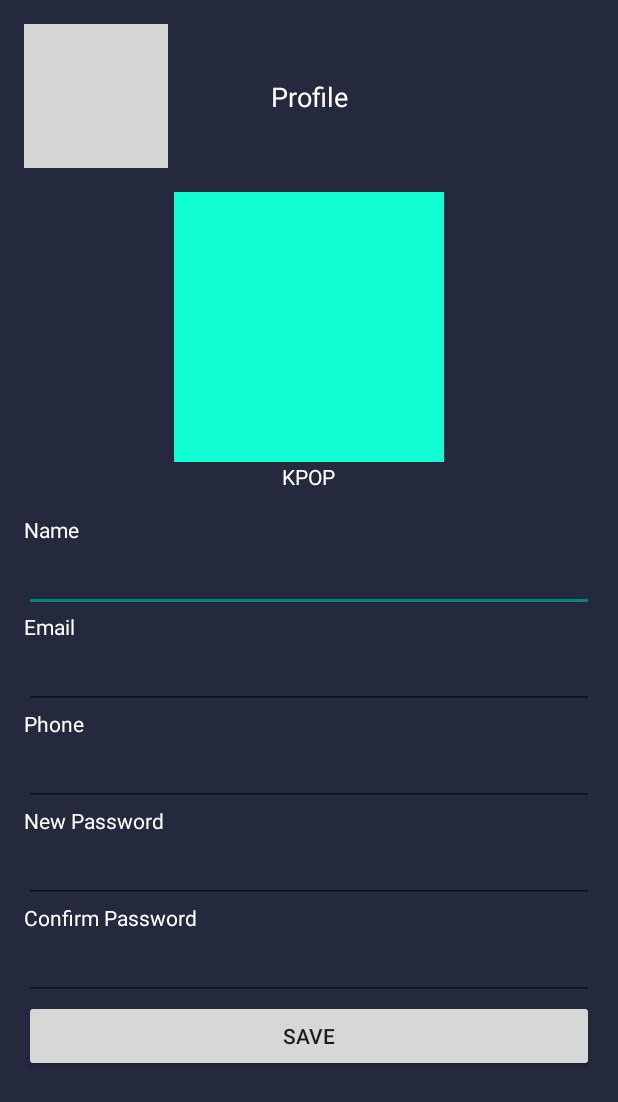
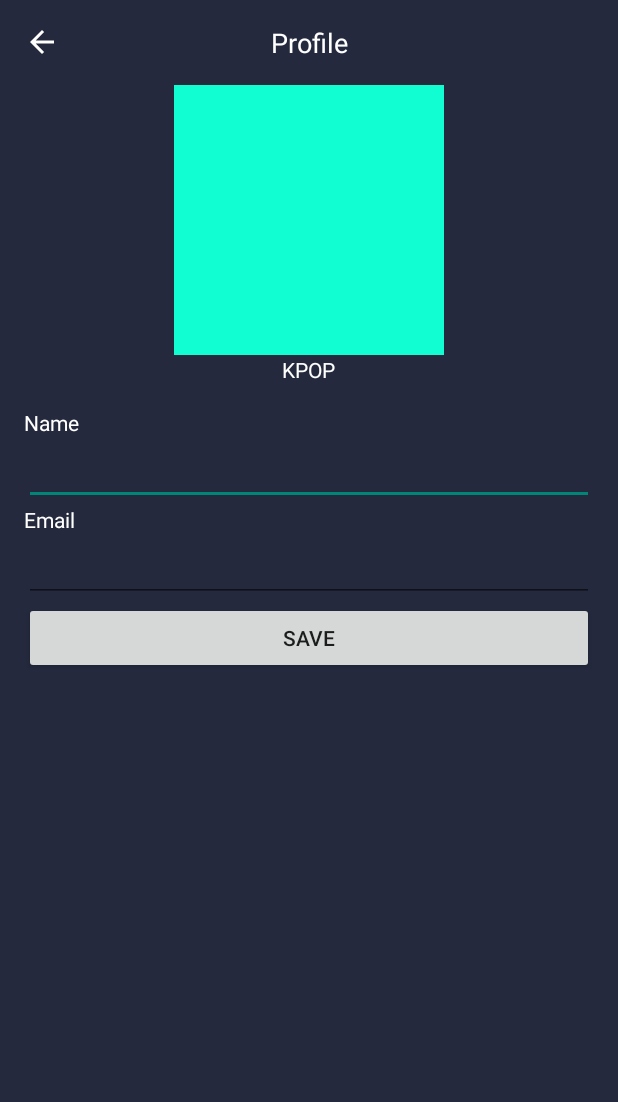
Before and after one commit to tphuyen/SoulSoundApp, an Android app: the layout activity_setting.xml on its own in the app's theme, with its tools: preview values and no code run, on a phone screen of 412 x 824 dp. Shown: the top 1102 px of the screen. Run offline under Robolectric (Android 15) with nearby library versions, the phone set to English and light mode, and no system bars; grey boxes are pictures that could not be loaded.

```diff
--- a/app/src/main/java/com/project/soulsoundapp/activity/SettingActivity.java
+++ b/app/src/main/java/com/project/soulsoundapp/activity/SettingActivity.java
@@ -11,7 +11,7 @@ import android.widget.ImageButton;
 import com.project.soulsoundapp.R;
 
 public class SettingActivity extends AppCompatActivity {
-    EditText etName, etEmail, etPhone, etPassword, etConfirmPassword;
+    EditText etName, etEmail;
 
     @Override
     protected void onCreate(Bundle savedInstanceState) {
@@ -36,11 +36,9 @@ public class SettingActivity extends AppCompatActivity {
     private void fillData() {
         etEmail = findViewById(R.id.etEmail);
         etName = findViewById(R.id.etName);
-        etPhone = findViewById(R.id.etPhone);
 
         etEmail.setText("example@gmail.com");
         etName.setText("John Doe");
-        etPhone.setText("1234567890");
     }
 
     private void handleSaveButton() {
@@ -50,15 +48,9 @@ public class SettingActivity extends AppCompatActivity {
             public void onClick(View v) {
                 etName = findViewById(R.id.etName);
                 etEmail = findViewById(R.id.etEmail);
-                etPhone = findViewById(R.id.etPhone);
-                etPassword = findViewById(R.id.etPassword);
-                etConfirmPassword = findViewById(R.id.etConfirmPassword);
 
                 String name = etName.getText().toString();
                 String email = etEmail.getText().toString();
-                String phone = etPhone.getText().toString();
-                String password = etPassword.getText().toString();
-                String confirmPassword = etConfirmPassword.getText().toString();
 
                 // Save the data to the database...
             }
--- a/app/src/main/res/layout/activity_setting.xml
+++ b/app/src/main/res/layout/activity_setting.xml
@@ -20,7 +20,7 @@
             android:id="@+id/ibBack"
             android:layout_width="wrap_content"
             android:layout_height="wrap_content"
-            android:background="@drawable/ic_baseline_arrow_back_24"
+            android:background="@drawable/ic_arrow_back"
             android:contentDescription="Back"
             app:layout_constraintStart_toStartOf="parent"
             app:layout_constraintTop_toTopOf="parent"
@@ -103,49 +103,6 @@
                     android:inputType="textEmailAddress"
                     android:textColor="@color/white"
                     tools:ignore="SpeakableTextPresentCheck,TouchTargetSizeCheck" />
-
-                <TextView
-                    android:layout_width="wrap_content"
-                    android:layout_height="wrap_content"
-                    android:text="Phone"
-                    android:textColor="@color/white" />
-
-                <EditText
-                    android:id="@+id/etPhone"
-                    android:layout_width="match_parent"
-                    android:layout_height="wrap_content"
-                    android:inputType="phone"
-                    android:textColor="@color/white"
-                    tools:ignore="SpeakableTextPresentCheck,TouchTargetSizeCheck" />
-
-                <TextView
-                    android:layout_width="wrap_content"
-                    android:layout_height="wrap_content"
-                    android:text="New Password"
-                    android:textColor="@color/white" />
-
-                <EditText
-                    android:id="@+id/etNewPassword"
-                    android:layout_width="match_parent"
-                    android:layout_height="wrap_content"
-                    android:inputType="textPassword"
-                    android:textColor="@color/white"
-                    tools:ignore="SpeakableTextPresentCheck,TouchTargetSizeCheck" />
-
-                <TextView
-                    android:layout_width="wrap_content"
-                    android:layout_height="wrap_content"
-                    android:text="Confirm Password"
-                    android:textColor="@color/white" />
-
-                <EditText
-                    android:id="@+id/etConfirmPassword"
-                    android:layout_width="match_parent"
-                    android:layout_height="wrap_content"
-                    android:inputType="textPassword"
-                    android:textColor="@color/white"
-                    tools:ignore="SpeakableTextPresentCheck,TouchTargetSizeCheck" />
-
                 <Button
                     android:id="@+id/btnSave"
                     android:layout_width="match_parent"
--- a/app/src/main/res/layout/activity_sleep_timer.xml
+++ b/app/src/main/res/layout/activity_sleep_timer.xml
@@ -14,7 +14,7 @@
         android:layout_height="wrap_content"
         android:layout_marginStart="20dp"
         android:layout_marginTop="20dp"
-        android:background="@drawable/ic_baseline_arrow_back_24"
+        android:background="@drawable/ic_arrow_back"
         android:contentDescription="Back"
         app:layout_constraintStart_toStartOf="parent"
         app:layout_constraintTop_toTopOf="parent"
```
